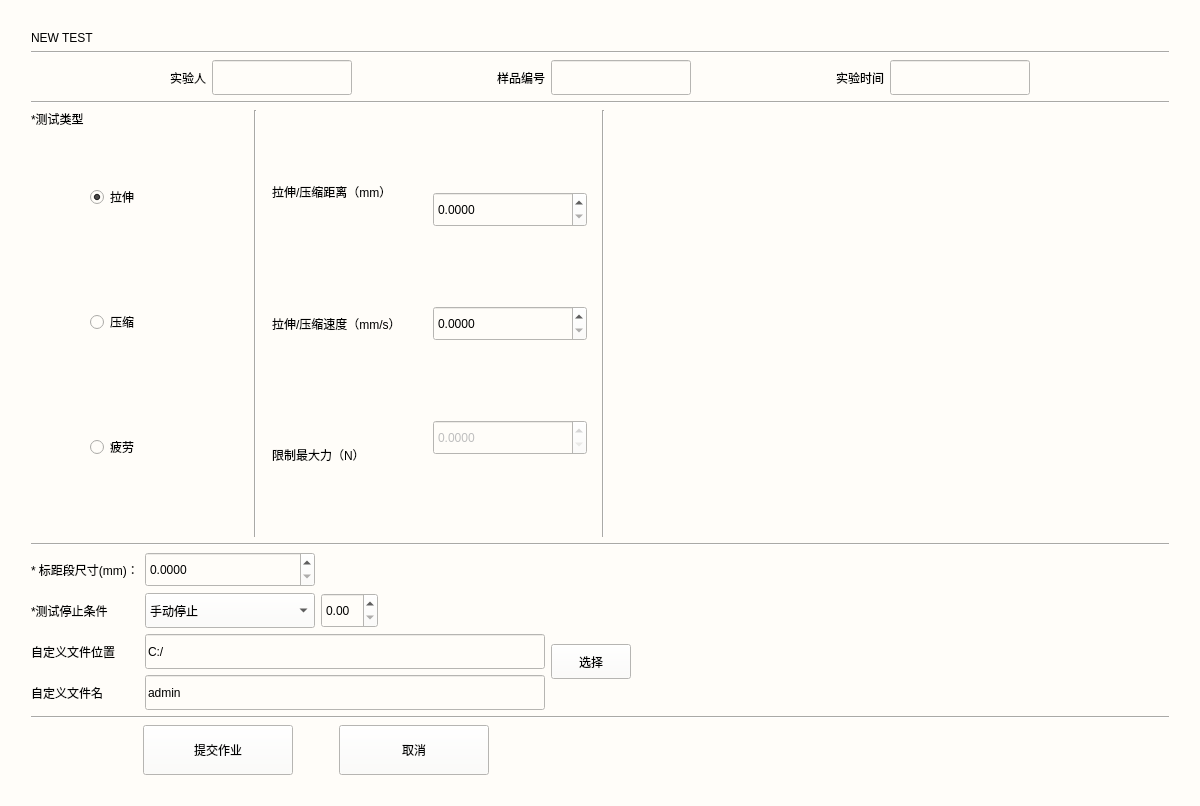
This is newtestwidget.ui in Mr-tang0/TCP-basedmaterial-tensile-testing-machine-control-system as Qt 5 draws it before an edit. The edited form follows.
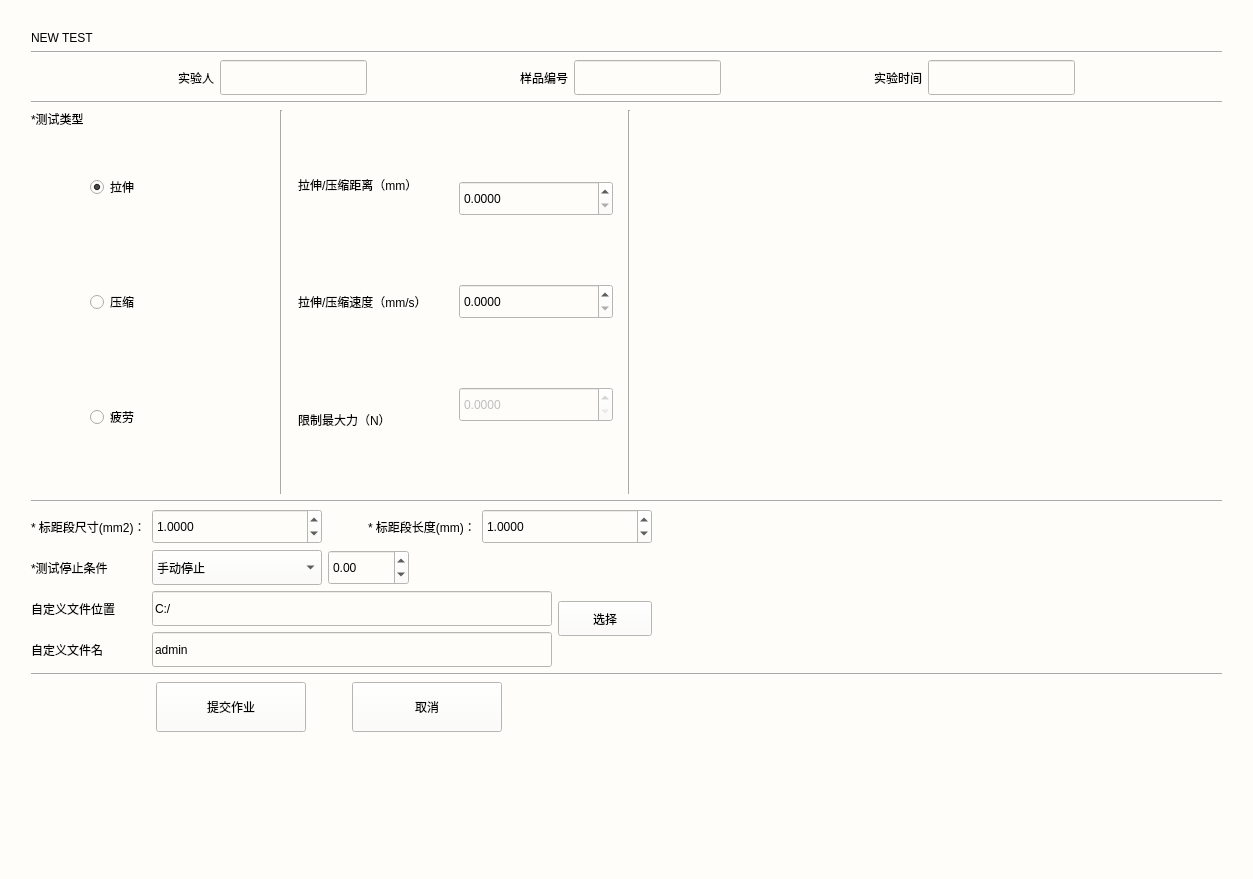
This is the edited form.

The edit to the form file:
```diff
--- a/newtestwidget.ui
+++ b/newtestwidget.ui
@@ -6,8 +6,8 @@
    <rect>
     <x>0</x>
     <y>0</y>
-    <width>1200</width>
-    <height>806</height>
+    <width>1253</width>
+    <height>879</height>
    </rect>
   </property>
   <property name="windowTitle">
@@ -392,6 +392,9 @@
                    <property name="decimals">
                     <number>4</number>
                    </property>
+                   <property name="maximum">
+                    <double>50.000000000000000</double>
+                   </property>
                   </widget>
                  </item>
                  <item>
@@ -418,6 +421,9 @@
                    <property name="decimals">
                     <number>4</number>
                    </property>
+                   <property name="maximum">
+                    <double>100.000000000000000</double>
+                   </property>
                   </widget>
                  </item>
                  <item>
@@ -734,13 +740,19 @@
             <layout class="QVBoxLayout" name="verticalLayout_13">
              <item>
               <widget class="QLabel" name="label_11">
+               <property name="layoutDirection">
+                <enum>Qt::RightToLeft</enum>
+               </property>
                <property name="text">
-                <string>* 标距段尺寸(mm)：</string>
+                <string>* 标距段尺寸(mm2)：</string>
                </property>
               </widget>
              </item>
              <item>
               <widget class="QLabel" name="label_6">
+               <property name="layoutDirection">
+                <enum>Qt::RightToLeft</enum>
+               </property>
                <property name="text">
                 <string>*测试停止条件</string>
                </property>
@@ -752,6 +764,9 @@
             <layout class="QVBoxLayout" name="verticalLayout_9">
              <item>
               <widget class="QLabel" name="label_22">
+               <property name="layoutDirection">
+                <enum>Qt::RightToLeft</enum>
+               </property>
                <property name="text">
                 <string>自定义文件位置</string>
                </property>
@@ -759,6 +774,9 @@
              </item>
              <item>
               <widget class="QLabel" name="label_23">
+               <property name="layoutDirection">
+                <enum>Qt::RightToLeft</enum>
+               </property>
                <property name="text">
                 <string>自定义文件名</string>
                </property>
@@ -771,8 +789,6 @@
          <item>
           <layout class="QVBoxLayout" name="verticalLayout_14">
            <item>
-            <layout class="QHBoxLayout" name="horizontalLayout_7">
-             <item>
               <layout class="QVBoxLayout" name="verticalLayout_12">
                <item>
                 <layout class="QHBoxLayout" name="horizontalLayout_3">
@@ -787,6 +803,12 @@
                    <property name="decimals">
                     <number>4</number>
                    </property>
+                 <property name="maximum">
+                  <double>9999.000000000000000</double>
+                 </property>
+                 <property name="value">
+                  <double>1.000000000000000</double>
+                 </property>
                   </widget>
                  </item>
                  <item>
@@ -802,8 +824,39 @@
                    </property>
                   </spacer>
                  </item>
-                </layout>
-               </item>
+               <item>
+                <widget class="QLabel" name="label_12">
+                 <property name="layoutDirection">
+                  <enum>Qt::RightToLeft</enum>
+                 </property>
+                 <property name="text">
+                  <string>* 标距段长度(mm)：</string>
+                 </property>
+                </widget>
+               </item>
+               <item>
+                <widget class="QDoubleSpinBox" name="length_doubleSpinBox_2">
+                 <property name="minimumSize">
+                  <size>
+                   <width>170</width>
+                   <height>35</height>
+                  </size>
+                 </property>
+                 <property name="decimals">
+                  <number>4</number>
+                 </property>
+                 <property name="maximum">
+                  <double>9999.000000000000000</double>
+                 </property>
+                 <property name="value">
+                  <double>1.000000000000000</double>
+                 </property>
+                </widget>
+               </item>
+              </layout>
+             </item>
+             <item>
+              <layout class="QHBoxLayout" name="horizontalLayout_7">
                <item>
                 <layout class="QHBoxLayout" name="horizontalLayout_6">
                  <item>
@@ -849,16 +902,20 @@
                        <height>35</height>
                       </size>
                      </property>
+                     <property name="minimum">
+                      <double>-99999.000000000000000</double>
+                     </property>
+                     <property name="maximum">
+                      <double>99999.000000000000000</double>
+                     </property>
                     </widget>
                    </item>
                    <item>
                     <widget class="QLabel" name="unit_label">
                      <property name="text">
-                      <string> </string>
+                      <string/>
                      </property>
                     </widget>
-                   </item>
-                  </layout>
                  </item>
                 </layout>
                </item>
@@ -879,6 +936,8 @@
              </item>
             </layout>
            </item>
+            </layout>
+           </item>
            <item>
             <layout class="QHBoxLayout" name="horizontalLayout_9">
              <item>
@@ -1082,15 +1141,15 @@
      </property>
     </spacer>
    </item>
-   <item row="3" column="2">
-    <spacer name="horizontalSpacer_26">
+   <item row="3" column="1">
+    <spacer name="verticalSpacer_4">
      <property name="orientation">
-      <enum>Qt::Horizontal</enum>
+      <enum>Qt::Vertical</enum>
      </property>
      <property name="sizeHint" stdset="0">
       <size>
-       <width>547</width>
-       <height>20</height>
+       <width>20</width>
+       <height>40</height>
       </size>
      </property>
     </spacer>
```
Lines whose indentation alone changed are shown as unchanged.
